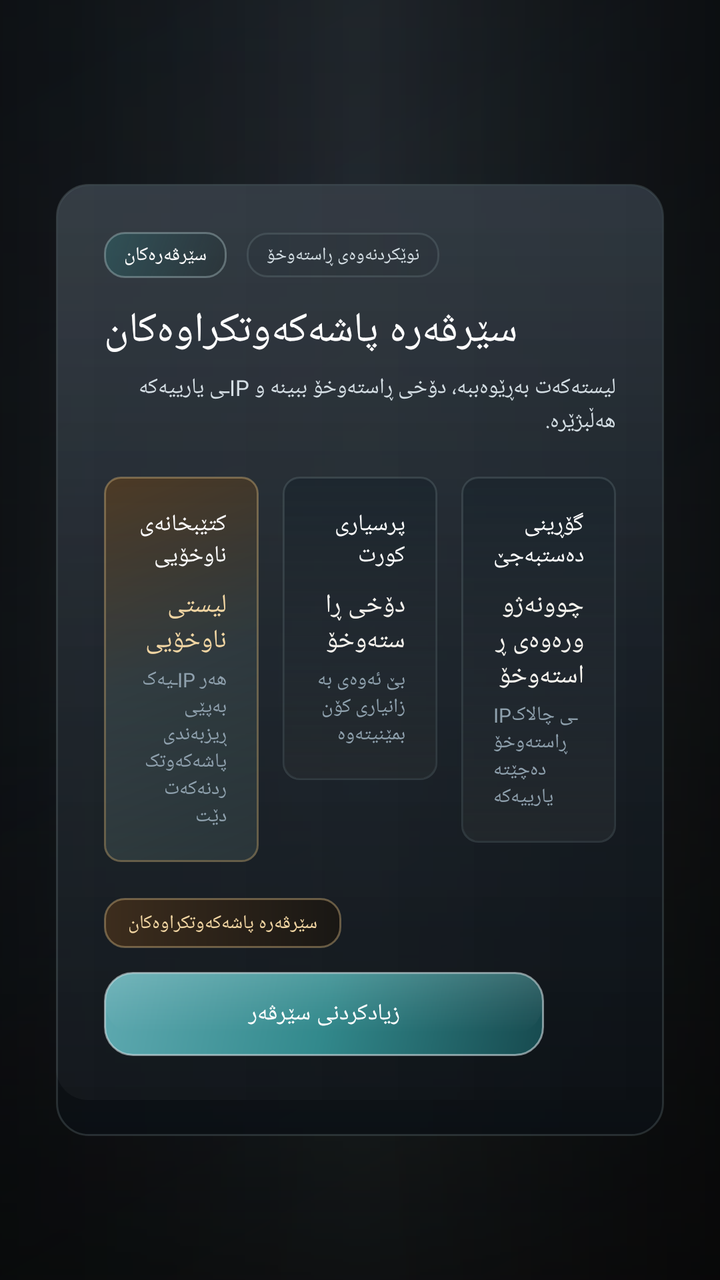
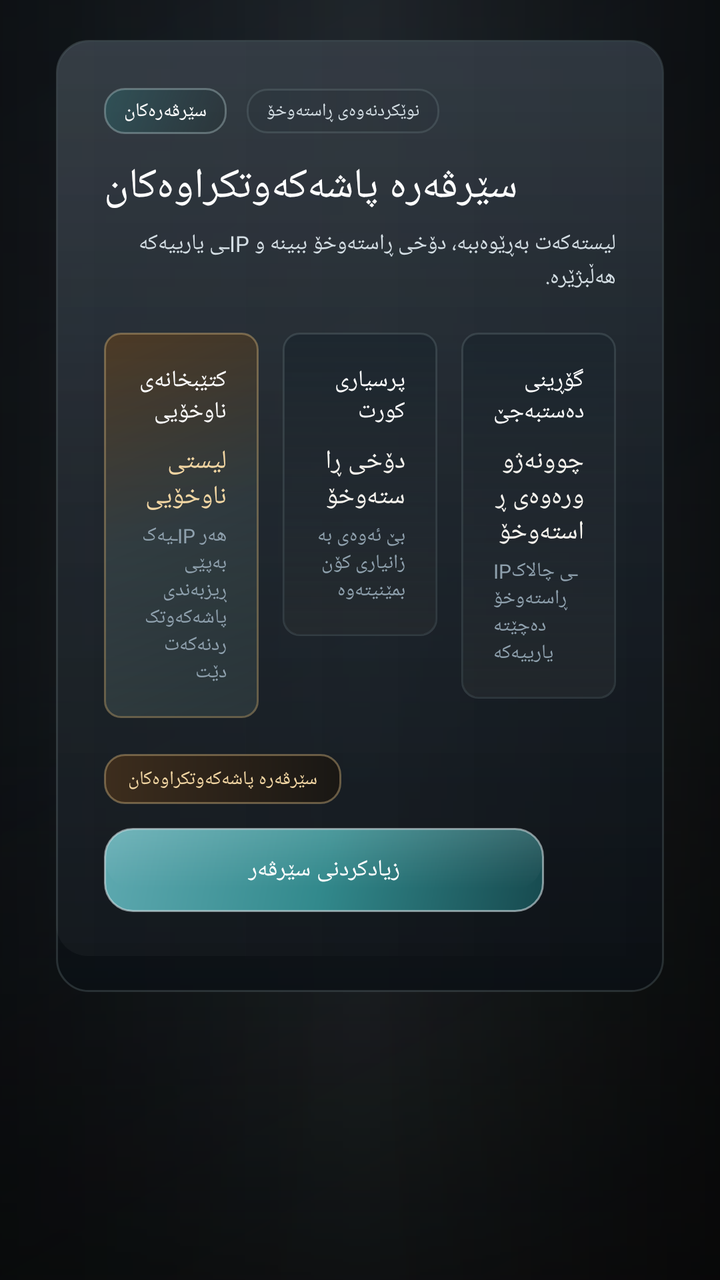

Compare the two renders of this Android layout. The source of the first and the diff that turns it into the second are given below.
<!-- AndroidManifest.xml: application theme Theme.AppCompat.Light.NoActionBar.FullScreen -->
<!-- res/layout/fragment_servers.xml -->
<?xml version="1.0" encoding="utf-8"?>
<FrameLayout xmlns:android="http://schemas.android.com/apk/res/android"
    android:layout_width="match_parent"
    android:layout_height="match_parent">

    <View
        android:layout_width="match_parent"
        android:layout_height="match_parent"
        android:background="@drawable/home_overlay" />

    <ScrollView
        android:layout_width="match_parent"
        android:layout_height="match_parent"
        android:fillViewport="true">

        <LinearLayout
            android:layout_width="match_parent"
            android:layout_height="wrap_content"
            android:gravity="center_horizontal"
            android:orientation="vertical"
            android:paddingStart="28dp"
            android:paddingTop="92dp"
            android:paddingEnd="28dp"
            android:paddingBottom="20dp">

            <LinearLayout
                android:layout_width="match_parent"
                android:layout_height="wrap_content"
                android:background="@drawable/home_panel_surface"
                android:orientation="vertical"
                android:padding="24dp">

                <LinearLayout
                    android:layout_width="match_parent"
                    android:layout_height="wrap_content"
                    android:gravity="center_vertical"
                    android:orientation="horizontal">

                    <TextView
                        android:layout_width="wrap_content"
                        android:layout_height="wrap_content"
                        android:background="@drawable/home_news_badge"
                        android:fontFamily="@font/montserrat_bold"
                        android:paddingStart="10dp"
                        android:paddingTop="5dp"
                        android:paddingEnd="10dp"
                        android:paddingBottom="5dp"
                        android:text="سێرڤەرەکان"
                        android:textAllCaps="true"
                        android:textColor="@android:color/white"
                        android:textSize="9.5sp" />

                    <TextView
                        android:layout_width="wrap_content"
                        android:layout_height="wrap_content"
                        android:layout_marginStart="10dp"
                        android:background="@drawable/launcher_badge_outline"
                        android:fontFamily="@font/montserrat_bold"
                        android:paddingStart="10dp"
                        android:paddingTop="5dp"
                        android:paddingEnd="10dp"
                        android:paddingBottom="5dp"
                        android:text="نوێکردنەوەی ڕاستەوخۆ"
                        android:textAllCaps="true"
                        android:textColor="@color/launcher_text_secondary"
                        android:textSize="9sp" />
                </LinearLayout>

                <TextView
                    android:layout_width="wrap_content"
                    android:layout_height="wrap_content"
                    android:layout_marginTop="12dp"
                    android:fontFamily="@font/montserrat_black"
                    android:text="سێرڤەرە پاشەکەوتکراوەکان"
                    android:textColor="@android:color/white"
                    android:textSize="21sp" />

                <TextView
                    android:layout_width="wrap_content"
                    android:layout_height="wrap_content"
                    android:layout_marginTop="7dp"
                    android:maxWidth="700dp"
                    android:fontFamily="@font/montserrat_medium"
                    android:lineSpacingExtra="2dp"
                    android:text="لیستەکەت بەڕێوەببە، دۆخی ڕاستەوخۆ ببینە و IPـی یارییەکە هەڵبژێرە."
                    android:textColor="@color/launcher_text_secondary"
                    android:textSize="11sp" />

                <LinearLayout
                    android:layout_width="match_parent"
                    android:layout_height="wrap_content"
                    android:layout_marginTop="20dp"
                    android:orientation="horizontal">

                    <LinearLayout
                        android:layout_width="0dp"
                        android:layout_height="wrap_content"
                        android:layout_weight="1"
                        android:background="@drawable/launcher_stat_tile_emphasis"
                        android:orientation="vertical"
                        android:padding="16dp">

                        <TextView
                            android:layout_width="wrap_content"
                            android:layout_height="wrap_content"
                            android:fontFamily="@font/montserrat_bold"
                            android:text="کتێبخانەی ناوخۆیی"
                            android:textColor="@android:color/white"
                            android:textSize="11.5sp" />

                        <TextView
                            android:layout_width="wrap_content"
                            android:layout_height="wrap_content"
                            android:layout_marginTop="8dp"
                            android:fontFamily="@font/montserrat_black"
                            android:text="لیستی ناوخۆیی"
                            android:textColor="@color/launcher_accent_gold_bright"
                            android:textSize="13sp" />

                        <TextView
                            android:layout_width="wrap_content"
                            android:layout_height="wrap_content"
                            android:layout_marginTop="4dp"
                            android:fontFamily="@font/montserrat_medium"
                            android:text="هەر IPـیەک بەپێی ڕیزبەندی پاشەکەوتکردنەکەت دێت"
                            android:textColor="@color/launcher_text_muted"
                            android:textSize="10sp" />
                    </LinearLayout>

                    <LinearLayout
                        android:layout_width="0dp"
                        android:layout_height="wrap_content"
                        android:layout_marginStart="12dp"
                        android:layout_weight="1"
                        android:background="@drawable/launcher_stat_tile"
                        android:orientation="vertical"
                        android:padding="16dp">

                        <TextView
                            android:layout_width="wrap_content"
                            android:layout_height="wrap_content"
                            android:fontFamily="@font/montserrat_bold"
                            android:text="پرسیاری کورت"
                            android:textColor="@android:color/white"
                            android:textSize="11.5sp" />

                        <TextView
                            android:layout_width="wrap_content"
                            android:layout_height="wrap_content"
                            android:layout_marginTop="8dp"
                            android:fontFamily="@font/montserrat_black"
                            android:text="دۆخی ڕاستەوخۆ"
                            android:textColor="@color/launcher_text_primary"
                            android:textSize="13sp" />

                        <TextView
                            android:layout_width="wrap_content"
                            android:layout_height="wrap_content"
                            android:layout_marginTop="4dp"
                            android:fontFamily="@font/montserrat_medium"
                            android:text="بێ ئەوەی بە زانیاری کۆن بمێنیتەوە"
                            android:textColor="@color/launcher_text_muted"
                            android:textSize="10sp" />
                    </LinearLayout>

                    <LinearLayout
                        android:layout_width="0dp"
                        android:layout_height="wrap_content"
                        android:layout_marginStart="12dp"
                        android:layout_weight="1"
                        android:background="@drawable/launcher_stat_tile"
                        android:orientation="vertical"
                        android:padding="16dp">

                        <TextView
                            android:layout_width="wrap_content"
                            android:layout_height="wrap_content"
                            android:fontFamily="@font/montserrat_bold"
                            android:text="گۆڕینی دەستبەجێ"
                            android:textColor="@android:color/white"
                            android:textSize="11.5sp" />

                        <TextView
                            android:layout_width="wrap_content"
                            android:layout_height="wrap_content"
                            android:layout_marginTop="8dp"
                            android:fontFamily="@font/montserrat_black"
                            android:text="چوونەژوورەوەی ڕاستەوخۆ"
                            android:textColor="@color/launcher_text_primary"
                            android:textSize="13sp" />

                        <TextView
                            android:layout_width="wrap_content"
                            android:layout_height="wrap_content"
                            android:layout_marginTop="4dp"
                            android:fontFamily="@font/montserrat_medium"
                            android:text="IPـی چالاک ڕاستەوخۆ دەچێتە یارییەکە"
                            android:textColor="@color/launcher_text_muted"
                            android:textSize="10sp" />
                    </LinearLayout>
                </LinearLayout>

                <TextView
                    android:layout_width="wrap_content"
                    android:layout_height="wrap_content"
                    android:layout_marginTop="18dp"
                    android:background="@drawable/launcher_badge_gold"
                    android:fontFamily="@font/montserrat_bold"
                    android:paddingStart="12dp"
                    android:paddingTop="6dp"
                    android:paddingEnd="12dp"
                    android:paddingBottom="6dp"
                    android:text="سێرڤەرە پاشەکەوتکراوەکان"
                    android:textAllCaps="true"
                    android:textColor="@color/launcher_accent_gold_bright"
                    android:textSize="9.5sp" />

                <TextView
                    android:id="@+id/server_empty_state"
                    android:layout_width="match_parent"
                    android:layout_height="wrap_content"
                    android:layout_marginTop="14dp"
                    android:background="@drawable/launcher_console_surface"
                    android:fontFamily="@font/montserrat_medium"
                    android:padding="16dp"
                    android:text="هێشتا هیچ سێرڤەرێک پاشەکەوت نەکراوە."
                    android:textColor="@color/launcher_text_secondary"
                    android:textSize="11.5sp"
                    android:visibility="gone" />

                <TextView
                    android:id="@+id/server_add_shortcut"
                    android:layout_width="220dp"
                    android:layout_height="42dp"
                    android:layout_marginTop="12dp"
                    android:background="@drawable/home_server_select_button"
                    android:fontFamily="@font/montserrat_bold"
                    android:gravity="center"
                    android:text="زیادکردنی سێرڤەر"
                    android:textColor="@android:color/white"
                    android:textSize="11.5sp" />

                <LinearLayout
                    android:id="@+id/server_list_container"
                    android:layout_width="match_parent"
                    android:layout_height="wrap_content"
                    android:layout_marginTop="16dp"
                    android:orientation="vertical" />
            </LinearLayout>
        </LinearLayout>
    </ScrollView>

</FrameLayout>
<!-- resources referenced by this layout -->
<resources>
  <color name="launcher_accent_gold_bright">#F2D6A3</color>
  <color name="launcher_text_muted">#8FA1AE</color>
  <color name="launcher_text_primary">#F7F4EE</color>
  <color name="launcher_text_secondary">#D4DEE4</color>
  <!-- drawable home_news_badge (drawable) -->
  <?xml version="1.0" encoding="utf-8"?>
  <shape xmlns:android="http://schemas.android.com/apk/res/android"
      android:shape="rectangle">
      <gradient
          android:angle="315"
          android:startColor="#6C2D6F73"
          android:endColor="#33192325" />
      <corners android:radius="10dp" />
      <stroke
          android:width="1dp"
          android:color="#5DBBD4D5" />
  </shape>
  <!-- drawable launcher_badge_gold (drawable) -->
  <?xml version="1.0" encoding="utf-8"?>
  <shape xmlns:android="http://schemas.android.com/apk/res/android"
      android:shape="rectangle">
      <gradient
          android:angle="0"
          android:startColor="#3D2D1D"
          android:endColor="#191714" />
      <corners android:radius="10dp" />
      <stroke
          android:width="1dp"
          android:color="#6AD8B77E" />
  </shape>
  <!-- drawable launcher_badge_outline (drawable) -->
  <?xml version="1.0" encoding="utf-8"?>
  <shape xmlns:android="http://schemas.android.com/apk/res/android"
      android:shape="rectangle">
      <gradient
          android:angle="0"
          android:startColor="#221D2931"
          android:endColor="#120D1218" />
      <corners android:radius="10dp" />
      <stroke
          android:width="1dp"
          android:color="@color/launcher_border_soft" />
  </shape>
  <!-- drawable launcher_stat_tile_emphasis (drawable) -->
  <?xml version="1.0" encoding="utf-8"?>
  <layer-list xmlns:android="http://schemas.android.com/apk/res/android">
      <item>
          <shape android:shape="rectangle">
              <gradient
                  android:angle="315"
                  android:startColor="#4D3A25"
                  android:centerColor="#253137"
                  android:endColor="#132127" />
              <corners android:radius="8dp" />
              <stroke
                  android:width="1dp"
                  android:color="#68D7B678" />
          </shape>
      </item>
      <item
          android:left="1dp"
          android:top="1dp"
          android:right="1dp"
          android:bottom="1dp">
          <shape android:shape="rectangle">
              <gradient
                  android:angle="90"
                  android:startColor="#18FFF6E2"
                  android:endColor="#00FFFFFF" />
              <corners android:radius="7dp" />
          </shape>
      </item>
  </layer-list>
  <style name="Theme.AppCompat.Light.NoActionBar.FullScreen" parent="@style/Theme.AppCompat.Light.NoActionBar">
          <item name="android:windowNoTitle">true</item>
          <item name="android:windowActionBar">false</item>
          <item name="android:windowFullscreen">true</item>
          <item name="android:windowContentOverlay">@null</item>
          <item name="android:windowLayoutInDisplayCutoutMode">shortEdges</item>
      </style>
  <color name="launcher_panel_top">#E71B242D</color>
  <color name="launcher_panel_bottom">#D00A0F14</color>
  <color name="launcher_border_soft">#42798A91</color>
  <color name="launcher_accent_teal">#32898C</color>
  <color name="launcher_accent_teal_dark">#174A4F</color>
  <!-- unchanged entries left out for length: 5 -->
</resources>

<!-- the commit's change to res/layout/fragment_servers.xml (unified diff, before → after) -->
@@ -19,7 +19,7 @@
             android:gravity="center_horizontal"
             android:orientation="vertical"
             android:paddingStart="28dp"
-            android:paddingTop="92dp"
+            android:paddingTop="20dp"
             android:paddingEnd="28dp"
             android:paddingBottom="20dp">
 
